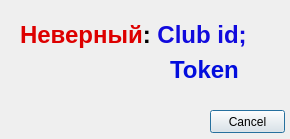
The window that untitled3.ui (SH1SH4/timetable) describes before a commit, drawn with Qt 5.
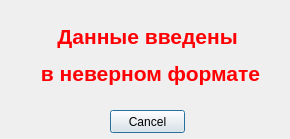
The same window after the commit.

Diff of the .ui file:
```diff
--- a/untitled3.ui
+++ b/untitled3.ui
@@ -16,7 +16,7 @@
   <widget class="QPushButton" name="CancelButton">
    <property name="geometry">
     <rect>
-     <x>210</x>
+     <x>110</x>
      <y>110</y>
      <width>75</width>
      <height>23</height>
@@ -26,30 +26,17 @@
     <string>Cancel</string>
    </property>
   </widget>
-  <widget class="QLabel" name="label">
-   <property name="geometry">
-    <rect>
-     <x>20</x>
-     <y>20</y>
-     <width>241</width>
-     <height>31</height>
-    </rect>
-   </property>
-   <property name="text">
-    <string>&lt;html&gt;&lt;head/&gt;&lt;body&gt;&lt;p&gt;&lt;span style=&quot; font-size:18pt; font-weight:600; color:#dd0000;&quot;&gt;Неверный&lt;/span&gt;&lt;span style=&quot; font-size:18pt; font-weight:600; color:#000000;&quot;&gt;: &lt;/span&gt;&lt;span style=&quot; font-size:18pt; font-weight:600; color:#110add;&quot;&gt;Club id;&lt;/span&gt;&lt;/p&gt;&lt;/body&gt;&lt;/html&gt;</string>
-   </property>
-  </widget>
   <widget class="QLabel" name="label_2">
    <property name="geometry">
     <rect>
-     <x>170</x>
-     <y>50</y>
-     <width>91</width>
-     <height>41</height>
+     <x>30</x>
+     <y>10</y>
+     <width>241</width>
+     <height>91</height>
     </rect>
    </property>
    <property name="text">
-    <string>&lt;html&gt;&lt;head/&gt;&lt;body&gt;&lt;p&gt;&lt;span style=&quot; font-size:18pt; font-weight:600; color:#020ddd;&quot;&gt;Token&lt;/span&gt;&lt;/p&gt;&lt;/body&gt;&lt;/html&gt;</string>
+    <string>&lt;html&gt;&lt;head/&gt;&lt;body&gt;&lt;p align=&quot;center&quot;&gt;&lt;span style=&quot; font-size:16pt; font-weight:600; color:#ff0004;&quot;&gt;Данные введены &lt;/span&gt;&lt;/p&gt;&lt;p align=&quot;center&quot;&gt;&lt;span style=&quot; font-size:16pt; font-weight:600; color:#ff0004;&quot;&gt;в неверном формате&lt;/span&gt;&lt;/p&gt;&lt;/body&gt;&lt;/html&gt;</string>
    </property>
   </widget>
  </widget>
```
